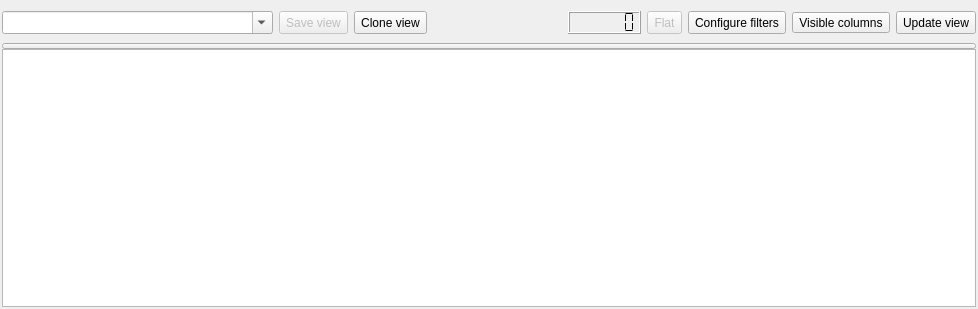
This is machinelistviewer.ui in qmc2/qmc2-mame-fe as Qt 5 draws it before an edit. The edited form follows.
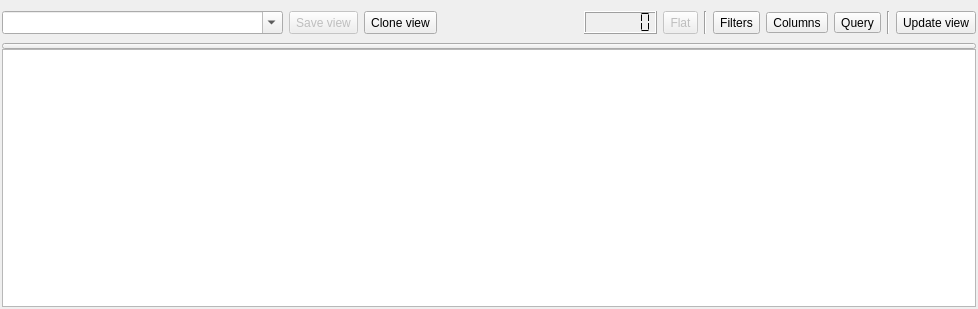
This is the edited form. Icons and pictures are not drawn.

Commit message: wip: filtered machine list views: added a tool-button for a feature idea (allowing the user to customize the SQL query) so it won't be forgotten

What changed in the file:
```diff
--- a/machinelistviewer.ui
+++ b/machinelistviewer.ui
@@ -22,21 +22,15 @@
    </property>
    <item row="0" column="0">
     <widget class="QWidget" name="widgetMenu" native="true">
-     <layout class="QGridLayout" name="gridLayoutWidgetMenu" columnstretch="2,0,0,1,0,0,0,0,0">
+     <layout class="QGridLayout" name="gridLayoutWidgetMenu" columnstretch="2,0,0,1,0,0,0,0,0,0,0,0">
       <property name="leftMargin">
        <number>0</number>
       </property>
       <property name="rightMargin">
        <number>0</number>
       </property>
-      <item row="0" column="2">
-       <widget class="QToolButton" name="toolButtonCloneView">
-        <property name="sizePolicy">
-         <sizepolicy hsizetype="Fixed" vsizetype="Minimum">
-          <horstretch>0</horstretch>
-          <verstretch>0</verstretch>
-         </sizepolicy>
-        </property>
+      <item row="0" column="9">
+       <widget class="QToolButton" name="toolButtonEditQuery">
         <property name="toolTip">
          <string>Clone view</string>
         </property>
@@ -44,7 +38,7 @@
          <string>Clone view</string>
         </property>
         <property name="text">
-         <string>Clone view</string>
+         <string>Query</string>
         </property>
         <property name="icon">
          <iconset resource="qmc2.qrc">
@@ -55,130 +49,7 @@
         </property>
        </widget>
       </item>
-      <item row="0" column="5">
-       <widget class="QToolButton" name="toolButtonViewModeToggle">
-        <property name="enabled">
-         <bool>false</bool>
-        </property>
-        <property name="sizePolicy">
-         <sizepolicy hsizetype="Fixed" vsizetype="Minimum">
-          <horstretch>0</horstretch>
-          <verstretch>0</verstretch>
-         </sizepolicy>
-        </property>
-        <property name="toolTip">
-         <string>Toggle flat / tree view mode</string>
-        </property>
-        <property name="statusTip">
-         <string>Toggle flat / tree view mode</string>
-        </property>
-        <property name="text">
-         <string>Flat</string>
-        </property>
-        <property name="icon">
-         <iconset resource="qmc2.qrc">
-          <normaloff>:/data/img/view_detail.png</normaloff>:/data/img/view_detail.png</iconset>
-        </property>
-        <property name="toolButtonStyle">
-         <enum>Qt::ToolButtonTextBesideIcon</enum>
-        </property>
-       </widget>
-      </item>
-      <item row="0" column="7">
-       <widget class="QToolButton" name="toolButtonVisibleColumns">
-        <property name="toolTip">
-         <string>Setup visible columns</string>
-        </property>
-        <property name="statusTip">
-         <string>Setup visible columns</string>
-        </property>
-        <property name="text">
-         <string>Visible columns</string>
-        </property>
-        <property name="icon">
-         <iconset resource="qmc2.qrc">
-          <normaloff>:/data/img/columns.png</normaloff>:/data/img/columns.png</iconset>
-        </property>
-        <property name="toolButtonStyle">
-         <enum>Qt::ToolButtonTextBesideIcon</enum>
-        </property>
-       </widget>
-      </item>
-      <item row="0" column="6">
-       <widget class="QToolButton" name="toolButtonConfigureFilters">
-        <property name="sizePolicy">
-         <sizepolicy hsizetype="Fixed" vsizetype="Minimum">
-          <horstretch>0</horstretch>
-          <verstretch>0</verstretch>
-         </sizepolicy>
-        </property>
-        <property name="toolTip">
-         <string>Configure view filters</string>
-        </property>
-        <property name="statusTip">
-         <string>Configure view filters</string>
-        </property>
-        <property name="text">
-         <string>Configure filters</string>
-        </property>
-        <property name="icon">
-         <iconset resource="qmc2.qrc">
-          <normaloff>:/data/img/filter.png</normaloff>:/data/img/filter.png</iconset>
-        </property>
-        <property name="toolButtonStyle">
-         <enum>Qt::ToolButtonTextBesideIcon</enum>
-        </property>
-       </widget>
-      </item>
-      <item row="0" column="1">
-       <widget class="QToolButton" name="toolButtonSaveView">
-        <property name="enabled">
-         <bool>false</bool>
-        </property>
-        <property name="sizePolicy">
-         <sizepolicy hsizetype="Fixed" vsizetype="Minimum">
-          <horstretch>0</horstretch>
-          <verstretch>0</verstretch>
-         </sizepolicy>
-        </property>
-        <property name="toolTip">
-         <string>Save view</string>
-        </property>
-        <property name="statusTip">
-         <string>Save view</string>
-        </property>
-        <property name="text">
-         <string>Save view</string>
-        </property>
-        <property name="icon">
-         <iconset resource="qmc2.qrc">
-          <normaloff>:/data/img/filesaveas_and_apply.png</normaloff>:/data/img/filesaveas_and_apply.png</iconset>
-        </property>
-        <property name="toolButtonStyle">
-         <enum>Qt::ToolButtonTextBesideIcon</enum>
-        </property>
-       </widget>
-      </item>
-      <item row="0" column="0">
-       <widget class="QComboBox" name="comboBoxViewName">
-        <property name="sizePolicy">
-         <sizepolicy hsizetype="Expanding" vsizetype="Minimum">
-          <horstretch>0</horstretch>
-          <verstretch>0</verstretch>
-         </sizepolicy>
-        </property>
-        <property name="toolTip">
-         <string>Enter a unique name for this view or select an existing one</string>
-        </property>
-        <property name="statusTip">
-         <string>Enter a unique name for this view or select an existing one</string>
-        </property>
-        <property name="editable">
-         <bool>true</bool>
-        </property>
-       </widget>
-      </item>
-      <item row="0" column="8">
+      <item row="0" column="11">
        <widget class="QToolButton" name="toolButtonUpdateView">
         <property name="sizePolicy">
          <sizepolicy hsizetype="Fixed" vsizetype="Minimum">
@@ -245,6 +116,169 @@
         </property>
        </widget>
       </item>
+      <item row="0" column="0">
+       <widget class="QComboBox" name="comboBoxViewName">
+        <property name="sizePolicy">
+         <sizepolicy hsizetype="Expanding" vsizetype="Minimum">
+          <horstretch>0</horstretch>
+          <verstretch>0</verstretch>
+         </sizepolicy>
+        </property>
+        <property name="toolTip">
+         <string>Enter a unique name for this view or select an existing one</string>
+        </property>
+        <property name="statusTip">
+         <string>Enter a unique name for this view or select an existing one</string>
+        </property>
+        <property name="editable">
+         <bool>true</bool>
+        </property>
+       </widget>
+      </item>
+      <item row="0" column="8">
+       <widget class="QToolButton" name="toolButtonVisibleColumns">
+        <property name="toolTip">
+         <string>Setup visible columns</string>
+        </property>
+        <property name="statusTip">
+         <string>Setup visible columns</string>
+        </property>
+        <property name="text">
+         <string>Columns</string>
+        </property>
+        <property name="icon">
+         <iconset resource="qmc2.qrc">
+          <normaloff>:/data/img/columns.png</normaloff>:/data/img/columns.png</iconset>
+        </property>
+        <property name="toolButtonStyle">
+         <enum>Qt::ToolButtonTextBesideIcon</enum>
+        </property>
+       </widget>
+      </item>
+      <item row="0" column="1">
+       <widget class="QToolButton" name="toolButtonSaveView">
+        <property name="enabled">
+         <bool>false</bool>
+        </property>
+        <property name="sizePolicy">
+         <sizepolicy hsizetype="Fixed" vsizetype="Minimum">
+          <horstretch>0</horstretch>
+          <verstretch>0</verstretch>
+         </sizepolicy>
+        </property>
+        <property name="toolTip">
+         <string>Save view</string>
+        </property>
+        <property name="statusTip">
+         <string>Save view</string>
+        </property>
+        <property name="text">
+         <string>Save view</string>
+        </property>
+        <property name="icon">
+         <iconset resource="qmc2.qrc">
+          <normaloff>:/data/img/filesaveas_and_apply.png</normaloff>:/data/img/filesaveas_and_apply.png</iconset>
+        </property>
+        <property name="toolButtonStyle">
+         <enum>Qt::ToolButtonTextBesideIcon</enum>
+        </property>
+       </widget>
+      </item>
+      <item row="0" column="7">
+       <widget class="QToolButton" name="toolButtonConfigureFilters">
+        <property name="sizePolicy">
+         <sizepolicy hsizetype="Fixed" vsizetype="Minimum">
+          <horstretch>0</horstretch>
+          <verstretch>0</verstretch>
+         </sizepolicy>
+        </property>
+        <property name="toolTip">
+         <string>Configure view filters</string>
+        </property>
+        <property name="statusTip">
+         <string>Configure view filters</string>
+        </property>
+        <property name="text">
+         <string>Filters</string>
+        </property>
+        <property name="icon">
+         <iconset resource="qmc2.qrc">
+          <normaloff>:/data/img/filter.png</normaloff>:/data/img/filter.png</iconset>
+        </property>
+        <property name="toolButtonStyle">
+         <enum>Qt::ToolButtonTextBesideIcon</enum>
+        </property>
+       </widget>
+      </item>
+      <item row="0" column="2">
+       <widget class="QToolButton" name="toolButtonCloneView">
+        <property name="sizePolicy">
+         <sizepolicy hsizetype="Fixed" vsizetype="Minimum">
+          <horstretch>0</horstretch>
+          <verstretch>0</verstretch>
+         </sizepolicy>
+        </property>
+        <property name="toolTip">
+         <string>Clone view</string>
+        </property>
+        <property name="statusTip">
+         <string>Clone view</string>
+        </property>
+        <property name="text">
+         <string>Clone view</string>
+        </property>
+        <property name="icon">
+         <iconset resource="qmc2.qrc">
+          <normaloff>:/data/img/editcopy.png</normaloff>:/data/img/editcopy.png</iconset>
+        </property>
+        <property name="toolButtonStyle">
+         <enum>Qt::ToolButtonTextBesideIcon</enum>
+        </property>
+       </widget>
+      </item>
+      <item row="0" column="5">
+       <widget class="QToolButton" name="toolButtonViewModeToggle">
+        <property name="enabled">
+         <bool>false</bool>
+        </property>
+        <property name="sizePolicy">
+         <sizepolicy hsizetype="Fixed" vsizetype="Minimum">
+          <horstretch>0</horstretch>
+          <verstretch>0</verstretch>
+         </sizepolicy>
+        </property>
+        <property name="toolTip">
+         <string>Toggle flat / tree view mode</string>
+        </property>
+        <property name="statusTip">
+         <string>Toggle flat / tree view mode</string>
+        </property>
+        <property name="text">
+         <string>Flat</string>
+        </property>
+        <property name="icon">
+         <iconset resource="qmc2.qrc">
+          <normaloff>:/data/img/view_detail.png</normaloff>:/data/img/view_detail.png</iconset>
+        </property>
+        <property name="toolButtonStyle">
+         <enum>Qt::ToolButtonTextBesideIcon</enum>
+        </property>
+       </widget>
+      </item>
+      <item row="0" column="6">
+       <widget class="Line" name="line">
+        <property name="orientation">
+         <enum>Qt::Vertical</enum>
+        </property>
+       </widget>
+      </item>
+      <item row="0" column="10">
+       <widget class="Line" name="line_2">
+        <property name="orientation">
+         <enum>Qt::Vertical</enum>
+        </property>
+       </widget>
+      </item>
      </layout>
     </widget>
    </item>
```
Left out of the diff: 7 changed lines with no effect on the pictures. The commit also changes 15 other files.
